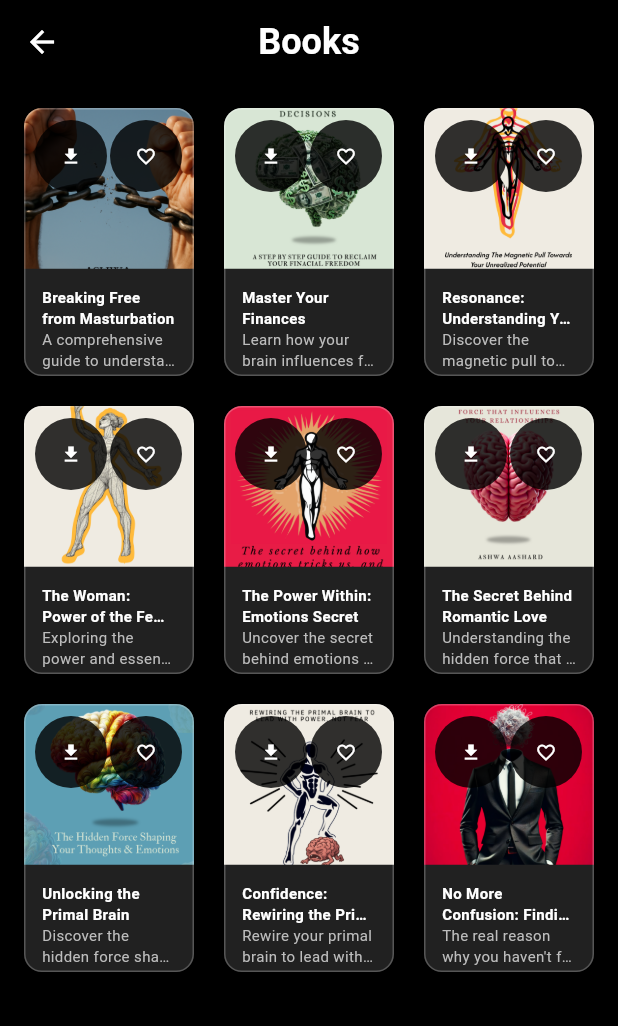
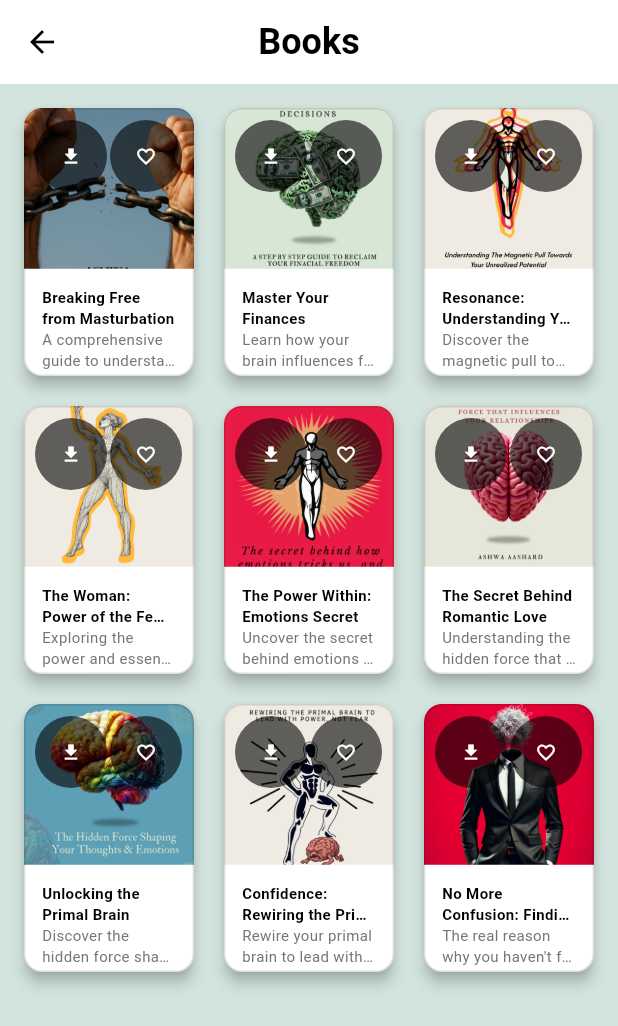
Before and after one commit to confab-sys/GWA, a Flutter app: the BooksScreen screen opened directly, on a phone screen of 412 x 824 dp. Shown: the top 1026 px of the screen. Run offline on Flutter 3.47's test engine with Material 3 defaults, Android fonts, the phone set to English and light mode, and no system bars; our stand-ins replace device_info_plus, google_fonts, image_picker, shared_preferences, table_calendar; accounts and stored records are empty; Roboto replaces fonts that are missing (Judson).

Commit message:
feat(feed): add navigation menu and consolidate navigation options
refactor(books): update color scheme and remove popup dialog
style: update shadow opacity syntax across multiple screens

```diff
--- a/great-awareness-frontend/lib/screens/books_screen.dart
+++ b/great-awareness-frontend/lib/screens/books_screen.dart
@@ -190,30 +190,30 @@ class _BooksScreenState extends State<BooksScreen> {
   @override
   Widget build(BuildContext context) {
     return Scaffold(
-      backgroundColor: Colors.black,
+      backgroundColor: const Color(0xFFD3E4DE),
       appBar: AppBar(
-        backgroundColor: Colors.black,
+        backgroundColor: Colors.white,
         title: Text(
           'Books',
           style: GoogleFonts.judson(
             textStyle: const TextStyle(
-              color: Colors.white,
+              color: Colors.black,
               fontSize: 24,
               fontWeight: FontWeight.bold,
             ),
           ),
         ),
         centerTitle: true,
-        iconTheme: const IconThemeData(color: Colors.white),
+        iconTheme: const IconThemeData(color: Colors.black),
       ),
       body: isLoading
-          ? const Center(child: CircularProgressIndicator(color: Colors.white))
+          ? const Center(child: CircularProgressIndicator(color: Colors.black))
           : books.isEmpty
               ? Center(
                   child: Text(
                     'No books available',
                     style: GoogleFonts.judson(
-                      textStyle: const TextStyle(color: Colors.white, fontSize: 18),
+                      textStyle: const TextStyle(color: Colors.black, fontSize: 18),
                     ),
                   ),
                 )
@@ -238,17 +238,17 @@ class _BooksScreenState extends State<BooksScreen> {
     return Hero(
       tag: 'book_${book.id}',
       child: Card(
-        color: Colors.grey[900],
+        color: Colors.white,
         elevation: 4,
         shape: RoundedRectangleBorder(
           borderRadius: BorderRadius.circular(12),
-          side: const BorderSide(color: Colors.white24, width: 1),
+          side: const BorderSide(color: Colors.black12, width: 1),
         ),
         child: InkWell(
           borderRadius: BorderRadius.circular(12),
           onTap: () {
-            // Navigate to book reader or details screen
-            _showBookDetails(book);
+            // Book card tapped - no popup dialog
+            // You can add navigation to a book reader here if needed
           },
         child: Column(
           crossAxisAlignment: CrossAxisAlignment.start,
@@ -276,7 +276,7 @@ class _BooksScreenState extends State<BooksScreen> {
                       child: Container(
                         padding: const EdgeInsets.symmetric(horizontal: 8, vertical: 4),
                         decoration: BoxDecoration(
-                          color: Colors.black.withValues(alpha: 0.8),
+                          color: Colors.black.withValues(alpha: 0.6),
                           borderRadius: BorderRadius.circular(12),
                         ),
                         child: Row(
@@ -288,7 +288,7 @@ class _BooksScreenState extends State<BooksScreen> {
                                 curve: Curves.easeInOutCubic,
                                 child: LinearProgressIndicator(
                                   value: book.readingProgress / 100,
-                                  backgroundColor: Colors.grey[700],
+                                  backgroundColor: Colors.grey[300],
                                   valueColor: const AlwaysStoppedAnimation<Color>(Colors.blue),
                                   minHeight: 4,
                                 ),
@@ -320,7 +320,7 @@ class _BooksScreenState extends State<BooksScreen> {
                           duration: const Duration(milliseconds: 300),
                           curve: Curves.easeInOut,
                           decoration: BoxDecoration(
-                            color: book.isDownloaded ? Colors.green.withValues(alpha: 0.8) : Colors.black.withValues(alpha: 0.8),
+                            color: book.isDownloaded ? Colors.green.withValues(alpha: 0.8) : Colors.black.withValues(alpha: 0.6),
                             shape: BoxShape.circle,
                           ),
                           child: IconButton(
@@ -342,7 +342,7 @@ class _BooksScreenState extends State<BooksScreen> {
                           duration: const Duration(milliseconds: 300),
                           curve: Curves.easeInOut,
                           decoration: BoxDecoration(
-                            color: Colors.black.withValues(alpha: 0.8),
+                            color: Colors.black.withValues(alpha: 0.6),
                             shape: BoxShape.circle,
                           ),
                           child: IconButton(
@@ -379,7 +379,7 @@ class _BooksScreenState extends State<BooksScreen> {
                       book.title,
                       style: GoogleFonts.judson(
                         textStyle: const TextStyle(
-                          color: Colors.white,
+                          color: Colors.black,
                           fontSize: 10,
                           fontWeight: FontWeight.bold,
                         ),
@@ -391,7 +391,7 @@ class _BooksScreenState extends State<BooksScreen> {
                       book.description,
                       style: GoogleFonts.judson(
                         textStyle: TextStyle(
-                          color: Colors.grey[400],
+                          color: Colors.grey[600],
                           fontSize: 10,
                         ),
                       ),
--- a/great-awareness-frontend/lib/screens/settings_screen.dart
+++ b/great-awareness-frontend/lib/screens/settings_screen.dart
@@ -241,7 +241,7 @@ class _SettingsScreenState extends State<SettingsScreen> {
       trailing: Switch(
         value: value,
         onChanged: onChanged,
-        activeColor: const Color(0xFFD3E4DE),
+        activeThumbColor: const Color(0xFFD3E4DE),
         activeTrackColor: const Color(0xFFD3E4DE),
       ),
       onTap: () => onChanged(!value),
--- a/great-awareness-frontend/lib/screens/videopodcast_screen.dart
+++ b/great-awareness-frontend/lib/screens/videopodcast_screen.dart
@@ -100,7 +100,7 @@ class _VideoPodcastScreenState extends State<VideoPodcastScreen> with SingleTick
         borderRadius: BorderRadius.circular(8),
         boxShadow: [
           BoxShadow(
-            color: Colors.black.withOpacity(0.1),
+            color: Colors.black.withValues(alpha: 0.1),
             blurRadius: 4,
             offset: const Offset(0, 2),
           ),
@@ -180,7 +180,7 @@ class _VideoPodcastScreenState extends State<VideoPodcastScreen> with SingleTick
         borderRadius: BorderRadius.circular(8),
         boxShadow: [
           BoxShadow(
-            color: Colors.black.withOpacity(0.1),
+            color: Colors.black.withValues(alpha: 0.1),
             blurRadius: 4,
             offset: const Offset(0, 2),
           ),
```
Also changed, not shown: great-awareness-frontend/lib/screens/feed_screen.dart (+101 -29 lines).
